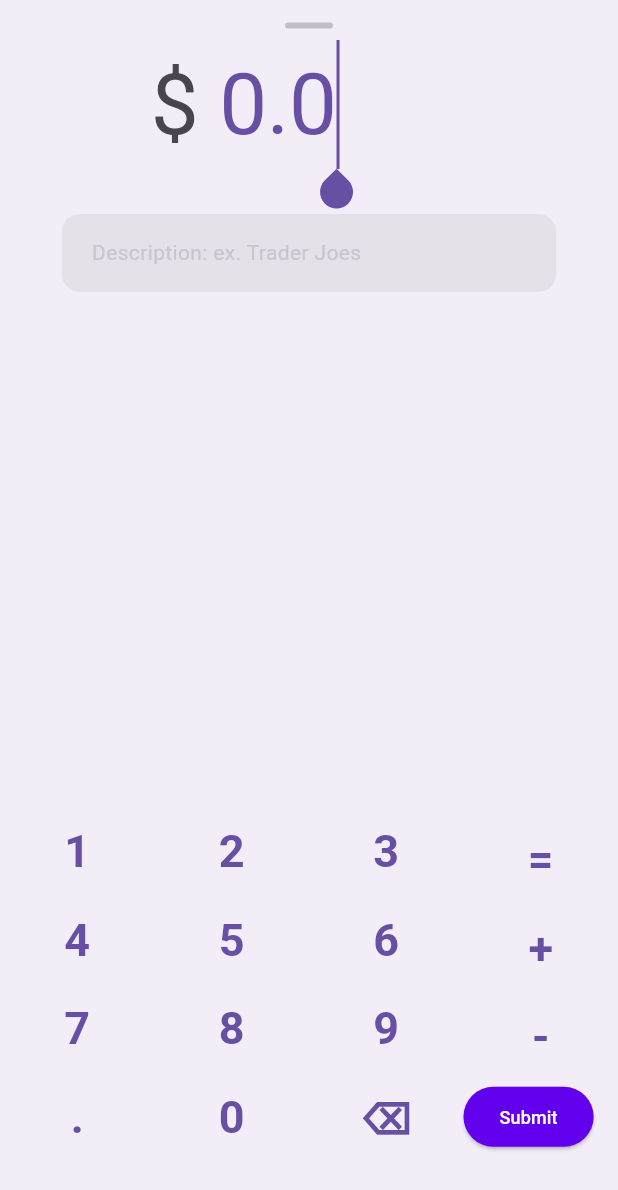
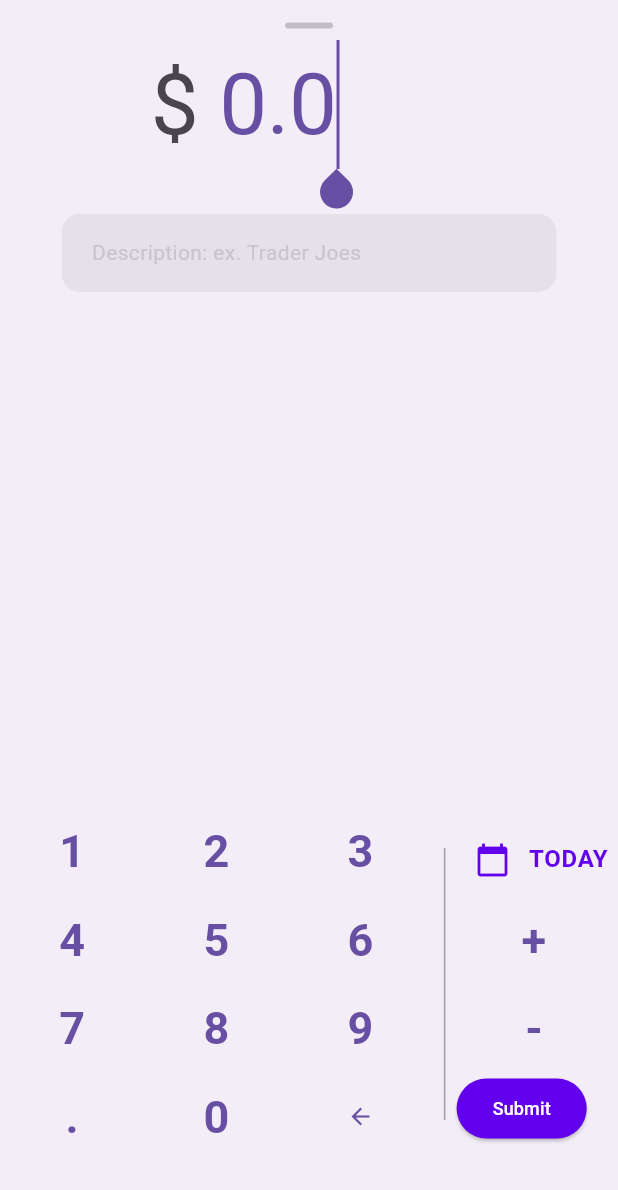
Before and after one commit to jianhui-ben/aiko_ben_expense_app, a Flutter app: the AddOrEditSingleTransaction screen opened directly with sample values from the repository, on a phone screen of 412 x 824 dp. Shown: the top 1190 px of the screen. Run offline on Flutter 3.47's test engine with Material 3 defaults, Android fonts, the phone set to English and light mode, and no system bars; our stand-ins replace cloud_firestore, firebase_auth, firebase_core, flutter_spinkit, google_fonts, syncfusion_flutter_charts; accounts and stored records are empty; Roboto replaces fonts that are missing (Montserrat).

Commit message:
add date picker to numeric keypad

```diff
--- a/lib/screens/single_transaction/add_or_edit_single_transaction.dart
+++ b/lib/screens/single_transaction/add_or_edit_single_transaction.dart
@@ -219,9 +219,15 @@ class _AddOrEditSingleTransaction extends State<AddOrEditSingleTransaction> {
             //     : Container(),
             Padding(
               padding: EdgeInsets.fromLTRB(0, 10, 0, 50),
-              child: NumericKeypad(
-                controller: transactionAmountInput, focusNode: _focus,
-                onSubmit: () => _submitToDatabase(user),
+              child: Container(
+                // height: MediaQuery.of(context).size.height * 0.3,
+                child: NumericKeypad(
+                  controller: transactionAmountInput, focusNode: _focus,
+                  onSubmit: () => _submitToDatabase(user),
+                  onSetDate: (DateTime date) {
+                    dateInput.text = DateFormat('MM/dd/yyyy').format(date);
+                  },
+                ),
               ),
             )
         ],
--- a/lib/screens/single_transaction/numeric_keypad.dart
+++ b/lib/screens/single_transaction/numeric_keypad.dart
@@ -1,4 +1,5 @@
 import 'package:flutter/material.dart';
+import 'package:intl/intl.dart';
 
 
 //reference: https://medium.com/@henryifebunandu/create-custom-keyboard-for-your-flutter-app-20926a0aaf19
@@ -7,9 +8,14 @@ class NumericKeypad extends StatefulWidget {
   final TextEditingController controller;
   final FocusNode focusNode;
   final void Function() onSubmit;
+  final void Function(DateTime) onSetDate;
 
   const NumericKeypad(
-      {super.key, required this.controller, required this.focusNode, required this.onSubmit});
+      {super.key,
+      required this.controller,
+      required this.focusNode,
+      required this.onSubmit,
+      required this.onSetDate});
 
   @override
   State<NumericKeypad> createState() => _NumericKeypadState();
@@ -21,6 +27,7 @@ class _NumericKeypadState extends State<NumericKeypad> {
   late TextEditingController _controller;
   late TextSelection _selection;
   String? operation;
+  DateTime _selectedDate = DateTime.now();
 
   @override
   void initState() {
@@ -55,27 +62,33 @@ class _NumericKeypadState extends State<NumericKeypad> {
       ['.', '0', '⌫'],
     ];
 
-    final List<String> operations = ['=', '+', '-', 'S'];
-
     return Row(
       children: [
         Container(
-          width: MediaQuery.of(context).size.width * 0.75,
+          width: MediaQuery.of(context).size.width * 0.7,
           child: Column(
             children: numericButtons.map((List<String> row) {
               return Row(
                 children: row.map((String button) {
-                  return _buildButton(button, onPressed: button == '⌫' ? _backspace : null);
+                  return _buildButton(button, onPressed: button == '⌫' ? _backspace : null,
+                      iconData: button == '⌫' ? Icons.arrow_back : null);
                 }).toList(),
               );
             }).toList(),
           ),
         ),
         Container(
+          height: MediaQuery.of(context).size.height * 0.22,
+          child: VerticalDivider(
+            color: Colors.grey, // Change the color as needed
+            thickness: 1, // Change the thickness as needed
+          ),
+        ),
+        Container(
           width: MediaQuery.of(context).size.width * 0.25,
           child: Column(
             children: [
-              Row(children: [_buildButton('=', onPressed: _calculate),],),
+              Row(children: [_buildDateButton(onPressed: datePicker),],),
               Row(children: [_buildButton('+', onPressed: _summation),],),
               Row(children: [_buildButton('-', onPressed: _subtract),],),
               Row(children: [submitOrCalculateButton(onSubmit: _submit),],),
@@ -90,11 +103,13 @@ class _NumericKeypadState extends State<NumericKeypad> {
   _hideKeyboard() => _focusNode.unfocus();
 
   // Individual keys
-  Widget _buildButton(String text, {VoidCallback? onPressed}) {
+  Widget _buildButton(String text, {VoidCallback? onPressed, IconData? iconData}) {
     return Expanded(
       child: TextButton(
         onPressed: onPressed ?? () => _input(text),
-        child: Text(
+        child: iconData != null
+            ? Icon(iconData)
+            : Text(
           text,
           style: TextStyle(
             fontSize: 30.0, // Adjust the font size as needed
@@ -104,7 +119,6 @@ class _NumericKeypadState extends State<NumericKeypad> {
       ),
     );
   }
-
   void _backspace() {
     int position = _selection.base.offset; // cursor position
     final value = _controller.text; // string in out textfield
@@ -201,4 +215,51 @@ class _NumericKeypadState extends State<NumericKeypad> {
       );
     }
   }
+
+  Widget _buildDateButton({VoidCallback? onPressed}) {
+    final now = DateTime.now();
+    String pickedDateText = '';
+
+    if (_selectedDate.year == now.year && _selectedDate.month == now.month && _selectedDate.day == now.day) {
+      pickedDateText = 'TODAY';
+    } else {
+      pickedDateText = DateFormat('MM/dd').format(_selectedDate);
+    }
+
+    return Container(
+      child: Row(
+        children: [
+          IconButton(
+            icon: Icon(Icons.calendar_today, color: Color(0xFF6200EE)),
+            onPressed: datePicker,
+          ),
+          FittedBox(
+            fit: BoxFit.fitWidth,
+            child: Text(
+              pickedDateText,
+              style: Theme.of(context)
+                  .textTheme
+                  .bodyLarge!
+                  .copyWith(fontWeight: FontWeight.bold),
+            ),
+          ),
+        ],
+      ),
+    );
+  }
+  void datePicker() async {
+    final DateTime? pickedDate = await showDatePicker(
+      context: context,
+      initialDate: DateTime.now(),
+      firstDate: DateTime(2000),
+      lastDate: DateTime(2101),
+    );
+
+    if (pickedDate != null) {
+      setState(() {
+        _selectedDate = pickedDate;
+      });
+      widget.onSetDate(pickedDate);
+    }
+  }
 }
--- a/lib/shared/constants.dart
+++ b/lib/shared/constants.dart
@@ -67,7 +67,6 @@ const appNameTextStyle = TextStyle(
 ThemeData getCustomTheme() {
   return ThemeData(
       useMaterial3: true,
-
       // Define the default background color
       scaffoldBackgroundColor: Color(0xFFF3EDF7),
       buttonTheme: ButtonThemeData(
@@ -86,6 +85,9 @@ ThemeData getCustomTheme() {
       // Define the default `TextTheme`. Use this to specify the default
       // text styling for headlines, titles, bodies of text, and more.
       textTheme: TextTheme(
+        bodyLarge: TextStyle(color: Color(0xFF6200EE)),
+        bodyMedium: TextStyle(color: Color(0xFF42474E)),
+        bodySmall: TextStyle(color: Color(0xFF9CA0A7)),
         labelLarge: TextStyle( // Customize the text style for buttons
           fontSize: 12, // Text size
         ),
```
